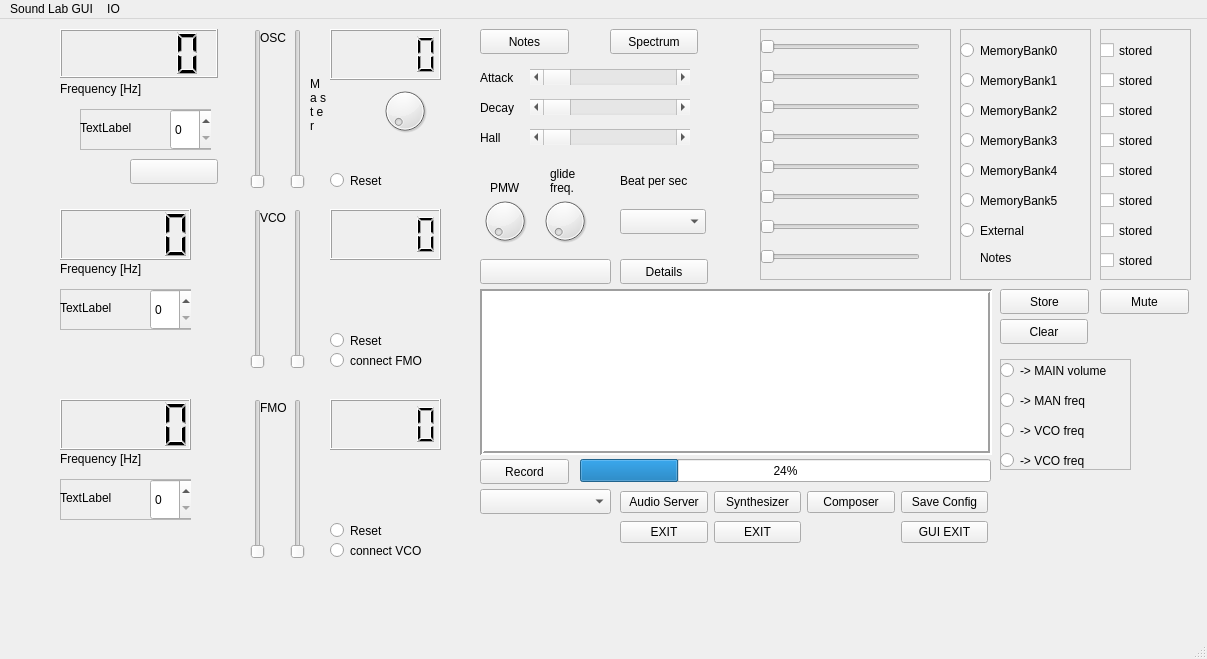
Qt form OceanGUI/mainwindow.ui (uglasmeyer/ocean) before a commit.
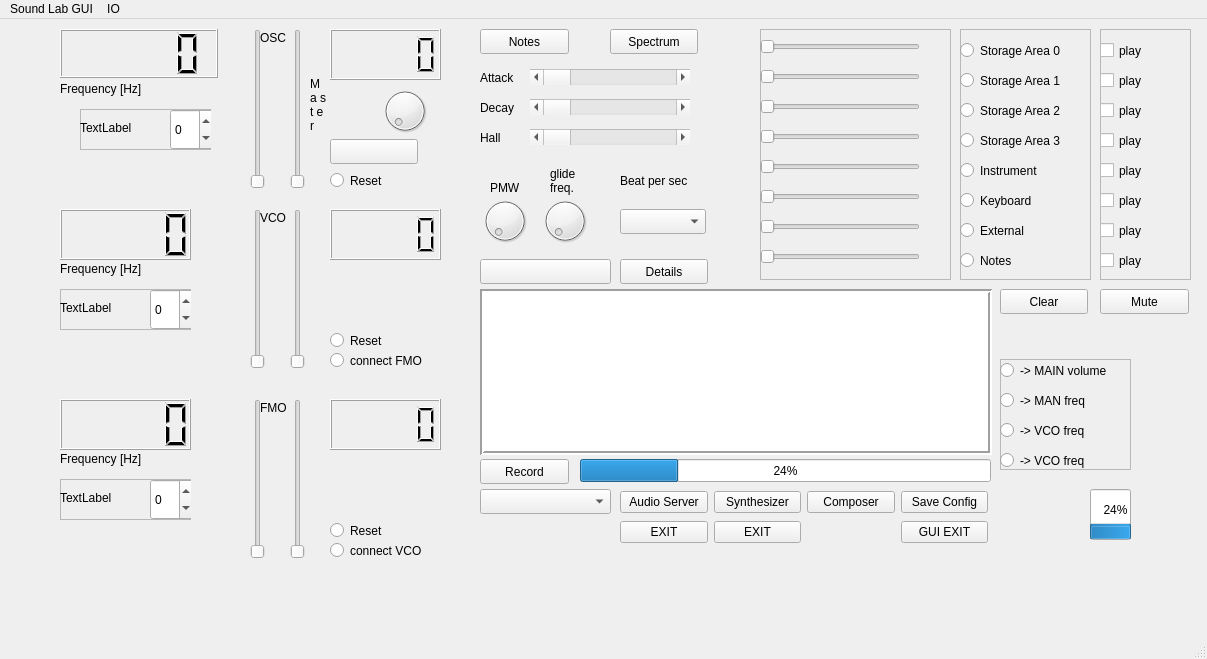
The same form after that commit.

Commit message: Storage area management re-fractorised

What changed in the file:
```diff
--- a/OceanGUI/mainwindow.ui
+++ b/OceanGUI/mainwindow.ui
@@ -743,7 +743,7 @@
     <property name="frameShadow">
      <enum>QFrame::Raised</enum>
     </property>
-    <widget class="QRadioButton" name="rb_bank1">
+    <widget class="QRadioButton" name="rb_sta1">
      <property name="geometry">
       <rect>
        <x>0</x>
@@ -753,10 +753,10 @@
       </rect>
      </property>
      <property name="text">
-      <string>MemoryBank1</string>
+      <string>Storage Area 1</string>
      </property>
     </widget>
-    <widget class="QRadioButton" name="rb_bank2">
+    <widget class="QRadioButton" name="rb_sta2">
      <property name="geometry">
       <rect>
        <x>0</x>
@@ -766,10 +766,10 @@
       </rect>
      </property>
      <property name="text">
-      <string>MemoryBank2</string>
+      <string>Storage Area 2</string>
      </property>
     </widget>
-    <widget class="QRadioButton" name="rb_bank3">
+    <widget class="QRadioButton" name="rb_sta3">
      <property name="geometry">
       <rect>
        <x>0</x>
@@ -779,23 +779,10 @@
       </rect>
      </property>
      <property name="text">
-      <string>MemoryBank3</string>
+      <string>Storage Area 3</string>
      </property>
     </widget>
-    <widget class="QLabel" name="label_16">
-     <property name="geometry">
-      <rect>
-       <x>20</x>
-       <y>220</y>
-       <width>66</width>
-       <height>17</height>
-      </rect>
-     </property>
-     <property name="text">
-      <string>Notes</string>
-     </property>
-    </widget>
-    <widget class="QRadioButton" name="rb_bank7">
+    <widget class="QRadioButton" name="rb_sta7">
      <property name="geometry">
       <rect>
        <x>0</x>
@@ -808,7 +795,7 @@
       <string>External</string>
      </property>
     </widget>
-    <widget class="QRadioButton" name="rb_bank4">
+    <widget class="QRadioButton" name="rb_sta4">
      <property name="geometry">
       <rect>
        <x>0</x>
@@ -818,10 +805,10 @@
       </rect>
      </property>
      <property name="text">
-      <string>MemoryBank4</string>
+      <string>Instrument</string>
      </property>
     </widget>
-    <widget class="QRadioButton" name="rb_bank5">
+    <widget class="QRadioButton" name="rb_sta5">
      <property name="geometry">
       <rect>
        <x>0</x>
@@ -831,10 +818,10 @@
       </rect>
      </property>
      <property name="text">
-      <string>MemoryBank5</string>
+      <string>Keyboard</string>
      </property>
     </widget>
-    <widget class="QRadioButton" name="rb_bank0">
+    <widget class="QRadioButton" name="rb_sta0">
      <property name="geometry">
       <rect>
        <x>0</x>
@@ -844,7 +831,20 @@
       </rect>
      </property>
      <property name="text">
-      <string>MemoryBank0</string>
+      <string>Storage Area 0</string>
+     </property>
+    </widget>
+    <widget class="QRadioButton" name="rb_sta6">
+     <property name="geometry">
+      <rect>
+       <x>0</x>
+       <y>220</y>
+       <width>121</width>
+       <height>23</height>
+      </rect>
+     </property>
+     <property name="text">
+      <string>Notes</string>
      </property>
     </widget>
    </widget>
@@ -872,6 +872,9 @@
        <height>16</height>
       </rect>
      </property>
+     <property name="maximum">
+      <number>100</number>
+     </property>
      <property name="orientation">
       <enum>Qt::Horizontal</enum>
      </property>
@@ -885,6 +888,9 @@
        <height>16</height>
       </rect>
      </property>
+     <property name="maximum">
+      <number>100</number>
+     </property>
      <property name="orientation">
       <enum>Qt::Horizontal</enum>
      </property>
@@ -898,6 +904,9 @@
        <height>16</height>
       </rect>
      </property>
+     <property name="maximum">
+      <number>100</number>
+     </property>
      <property name="orientation">
       <enum>Qt::Horizontal</enum>
      </property>
@@ -912,7 +921,7 @@
       </rect>
      </property>
      <property name="maximum">
-      <number>120</number>
+      <number>100</number>
      </property>
      <property name="orientation">
       <enum>Qt::Horizontal</enum>
@@ -927,6 +936,9 @@
        <height>16</height>
       </rect>
      </property>
+     <property name="maximum">
+      <number>100</number>
+     </property>
      <property name="orientation">
       <enum>Qt::Horizontal</enum>
      </property>
@@ -940,6 +952,9 @@
        <height>16</height>
       </rect>
      </property>
+     <property name="maximum">
+      <number>100</number>
+     </property>
      <property name="orientation">
       <enum>Qt::Horizontal</enum>
      </property>
@@ -953,6 +968,9 @@
        <height>16</height>
       </rect>
      </property>
+     <property name="maximum">
+      <number>100</number>
+     </property>
      <property name="orientation">
       <enum>Qt::Horizontal</enum>
      </property>
@@ -966,6 +984,9 @@
        <height>16</height>
       </rect>
      </property>
+     <property name="maximum">
+      <number>100</number>
+     </property>
      <property name="orientation">
       <enum>Qt::Horizontal</enum>
      </property>
@@ -986,7 +1007,7 @@
     <property name="frameShadow">
      <enum>QFrame::Raised</enum>
     </property>
-    <widget class="QCheckBox" name="cb_1">
+    <widget class="QCheckBox" name="cb_sta1">
      <property name="geometry">
       <rect>
        <x>0</x>
@@ -996,10 +1017,10 @@
       </rect>
      </property>
      <property name="text">
-      <string>stored</string>
+      <string>play</string>
      </property>
     </widget>
-    <widget class="QCheckBox" name="cb_2">
+    <widget class="QCheckBox" name="cb_sta2">
      <property name="geometry">
       <rect>
        <x>0</x>
@@ -1009,10 +1030,10 @@
       </rect>
      </property>
      <property name="text">
-      <string>stored</string>
+      <string>play</string>
      </property>
     </widget>
-    <widget class="QCheckBox" name="cb_3">
+    <widget class="QCheckBox" name="cb_sta3">
      <property name="geometry">
       <rect>
        <x>0</x>
@@ -1022,10 +1043,10 @@
       </rect>
      </property>
      <property name="text">
-      <string>stored</string>
+      <string>play</string>
      </property>
     </widget>
-    <widget class="QCheckBox" name="cb_4">
+    <widget class="QCheckBox" name="cb_sta4">
      <property name="geometry">
       <rect>
        <x>0</x>
@@ -1035,10 +1056,10 @@
       </rect>
      </property>
      <property name="text">
-      <string>stored</string>
+      <string>play</string>
      </property>
     </widget>
-    <widget class="QCheckBox" name="cb_5">
+    <widget class="QCheckBox" name="cb_sta5">
      <property name="geometry">
       <rect>
        <x>0</x>
@@ -1048,10 +1069,10 @@
       </rect>
      </property>
      <property name="text">
-      <string>stored</string>
+      <string>play</string>
      </property>
     </widget>
-    <widget class="QCheckBox" name="cb_6">
+    <widget class="QCheckBox" name="cb_sta6">
      <property name="geometry">
       <rect>
        <x>0</x>
@@ -1061,10 +1082,10 @@
       </rect>
      </property>
      <property name="text">
-      <string>stored</string>
+      <string>play</string>
      </property>
     </widget>
-    <widget class="QCheckBox" name="cb_7">
+    <widget class="QCheckBox" name="cb_sta7">
      <property name="geometry">
       <rect>
        <x>0</x>
@@ -1074,10 +1095,10 @@
       </rect>
      </property>
      <property name="text">
-      <string>stored</string>
+      <string>play</string>
      </property>
     </widget>
-    <widget class="QCheckBox" name="cb_0">
+    <widget class="QCheckBox" name="cb_sta0">
      <property name="geometry">
       <rect>
        <x>0</x>
@@ -1087,23 +1108,10 @@
       </rect>
      </property>
      <property name="text">
-      <string>stored</string>
+      <string>play</string>
      </property>
     </widget>
    </widget>
-   <widget class="QPushButton" name="pB_Store">
-    <property name="geometry">
-     <rect>
-      <x>1000</x>
-      <y>270</y>
-      <width>89</width>
-      <height>25</height>
-     </rect>
-    </property>
-    <property name="text">
-     <string>Store</string>
-    </property>
-   </widget>
    <widget class="QPushButton" name="pB_Mute_StA">
     <property name="geometry">
      <rect>
@@ -1525,6 +1533,9 @@
        <height>41</height>
       </rect>
      </property>
+     <property name="wrapping">
+      <bool>true</bool>
+     </property>
      <property name="maximum">
       <number>9</number>
      </property>
@@ -1554,6 +1565,9 @@
        <height>41</height>
       </rect>
      </property>
+     <property name="wrapping">
+      <bool>true</bool>
+     </property>
      <property name="maximum">
       <number>9</number>
      </property>
@@ -1609,6 +1623,9 @@
        <height>41</height>
       </rect>
      </property>
+     <property name="wrapping">
+      <bool>true</bool>
+     </property>
      <property name="maximum">
       <number>9</number>
      </property>
@@ -1618,7 +1635,7 @@
     <property name="geometry">
      <rect>
       <x>1000</x>
-      <y>300</y>
+      <y>270</y>
       <width>88</width>
       <height>25</height>
      </rect>
@@ -1662,8 +1679,8 @@
    <widget class="QPushButton" name="pB_Mute">
     <property name="geometry">
      <rect>
-      <x>130</x>
-      <y>140</y>
+      <x>330</x>
+      <y>120</y>
       <width>88</width>
       <height>25</height>
      </rect>
@@ -1756,6 +1773,25 @@
      </rect>
     </property>
    </widget>
+   <widget class="QProgressBar" name="Pbar_telapsed">
+    <property name="geometry">
+     <rect>
+      <x>1090</x>
+      <y>470</y>
+      <width>41</width>
+      <height>51</height>
+     </rect>
+    </property>
+    <property name="value">
+     <number>24</number>
+    </property>
+    <property name="textVisible">
+     <bool>true</bool>
+    </property>
+    <property name="orientation">
+     <enum>Qt::Vertical</enum>
+    </property>
+   </widget>
   </widget>
   <widget class="QMenuBar" name="menubar">
    <property name="geometry">
```
Left out of the diff: 16 changed lines with no effect on the pictures. The commit also changes 65 other files.
